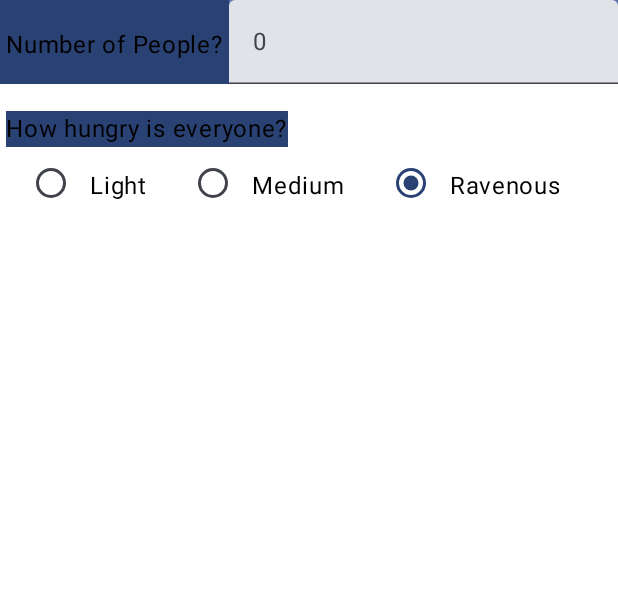
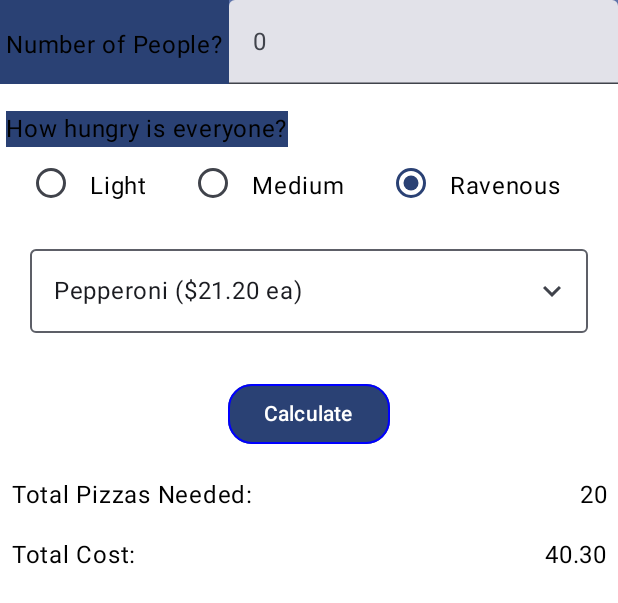
Before and after one commit to HAdamCode/CSCI448, an Android app built with Jetpack Compose: the @Preview function DefaultPreview, on a phone screen of 412 x 824 dp. Shown: the top 603 px of the screen. Run offline under Robolectric (Android 15) with nearby library versions, the phone set to English and light mode, and no system bars.

Commit message:
Model Finished

```diff
--- a/hadam_A1/app/src/main/java/com/csci448/hadam/hadam_a1/MainActivity.kt
+++ b/hadam_A1/app/src/main/java/com/csci448/hadam/hadam_a1/MainActivity.kt
@@ -11,8 +11,7 @@ import androidx.compose.material3.Text
 import androidx.compose.runtime.Composable
 import androidx.compose.ui.Modifier
 import androidx.compose.ui.tooling.preview.Preview
-import com.csci448.hadam.hadam_a1.presentation.Hunger
-import com.csci448.hadam.hadam_a1.presentation.NumPeople
+import com.csci448.hadam.hadam_a1.presentation.*
 import com.csci448.hadam.hadam_a1.ui.theme.Hadam_A1Theme
 
 class MainActivity : ComponentActivity() {
@@ -50,5 +49,9 @@ fun PizzaScreen() {
     Column {
         NumPeople()
         Hunger()
+        PizzaSelect(10)
+        CalculateButton()
+        TotalPizzas(20)
+        TotalCost(40.30)
     }
 }
--- /dev/null
+++ b/hadam_A1/app/src/main/java/com/csci448/hadam/hadam_a1/presentation/CalculateButton.kt
@@ -0,0 +1,42 @@
+package com.csci448.hadam.hadam_a1.presentation
+
+import androidx.compose.foundation.BorderStroke
+import androidx.compose.foundation.layout.*
+import androidx.compose.material3.Button
+import androidx.compose.material3.MaterialTheme
+import androidx.compose.material3.Text
+import androidx.compose.runtime.Composable
+import androidx.compose.ui.Alignment
+import androidx.compose.ui.Modifier
+import androidx.compose.ui.graphics.Color
+import androidx.compose.ui.graphics.SolidColor
+import androidx.compose.ui.tooling.preview.Preview
+import androidx.compose.ui.unit.Dp
+import androidx.compose.ui.unit.dp
+
+@Composable
+fun CalculateButton() {
+    Column (
+        modifier = Modifier
+            .fillMaxWidth(),
+        horizontalAlignment = Alignment.CenterHorizontally,
+    ) {
+//        val context = ContextAmbient.current
+        Button(
+            onClick = {null}, //Toast.makeText(this, "Test", Toast.LENGTH_LONG).show()
+            modifier = Modifier.padding(all = Dp(10F)),
+            enabled = true,
+            border = BorderStroke(width = 1.dp, brush = SolidColor(Color.Blue)),
+            shape = MaterialTheme.shapes.large,
+
+        ) {
+            Text(text = "Calculate", color = Color.White)
+        }
+    }
+}
+
+@Composable
+@Preview
+fun PreivewCalculateButton() {
+    CalculateButton()
+}
--- a/hadam_A1/app/src/main/java/com/csci448/hadam/hadam_a1/presentation/Hunger.kt
+++ b/hadam_A1/app/src/main/java/com/csci448/hadam/hadam_a1/presentation/Hunger.kt
@@ -1,6 +1,5 @@
 package com.csci448.hadam.hadam_a1.presentation
 
-import android.widget.Toast
 import androidx.compose.foundation.background
 import androidx.compose.foundation.layout.*
 import androidx.compose.foundation.selection.selectable
@@ -10,7 +9,6 @@ import androidx.compose.runtime.mutableStateOf
 import androidx.compose.ui.tooling.preview.Preview
 import androidx.compose.runtime.remember
 import androidx.compose.ui.Modifier
-import androidx.compose.ui.unit.Dp
 import androidx.compose.ui.unit.dp
 
 @OptIn(ExperimentalMaterial3Api::class)
--- a/hadam_A1/app/src/main/java/com/csci448/hadam/hadam_a1/presentation/NumPeople.kt
+++ b/hadam_A1/app/src/main/java/com/csci448/hadam/hadam_a1/presentation/NumPeople.kt
@@ -19,7 +19,7 @@ import androidx.compose.ui.unit.dp
 
 @Composable
 fun NumPeople() {
-    val inputvalue = remember { mutableStateOf(TextFieldValue()) }
+    val inputValue = remember { mutableStateOf(TextFieldValue()) }
     Row(modifier = Modifier.background(color = MaterialTheme.colorScheme.primary).fillMaxWidth()) {
         Text(
             text = "Number of People?",
@@ -27,8 +27,8 @@ fun NumPeople() {
                 .background(color = MaterialTheme.colorScheme.primary)
         )
         TextField(
-            value = inputvalue.value,
-            onValueChange = { inputvalue.value = it },
+            value = inputValue.value,
+            onValueChange = { inputValue.value = it },
             placeholder = {Text(text = "0")},
             keyboardOptions = KeyboardOptions(keyboardType = KeyboardType.Number),
             maxLines = 1,
--- a/hadam_A1/app/src/main/java/com/csci448/hadam/hadam_a1/presentation/PizzaSelect.kt
+++ b/hadam_A1/app/src/main/java/com/csci448/hadam/hadam_a1/presentation/PizzaSelect.kt
@@ -1,16 +1,74 @@
 package com.csci448.hadam.hadam_a1.presentation
 
-import androidx.compose.material3.Scaffold
-import androidx.compose.runtime.Composable
+import android.annotation.SuppressLint
+import androidx.compose.foundation.clickable
+import androidx.compose.foundation.layout.Column
+import androidx.compose.foundation.layout.fillMaxWidth
+import androidx.compose.foundation.layout.padding
+import androidx.compose.foundation.layout.width
+import androidx.compose.material.icons.Icons
+import androidx.compose.material.icons.filled.KeyboardArrowDown
+import androidx.compose.material.icons.filled.KeyboardArrowUp
+import androidx.compose.material3.*
+import androidx.compose.runtime.*
+import androidx.compose.ui.Modifier
+import androidx.compose.ui.geometry.Size
+import androidx.compose.ui.layout.onGloballyPositioned
+import androidx.compose.ui.platform.LocalDensity
 import androidx.compose.ui.tooling.preview.Preview
+import androidx.compose.ui.unit.dp
+import androidx.compose.ui.unit.toSize
+import com.csci448.hadam.hadam_a1.data.PizzaRepo
 
 @Composable
-fun PizzaSelect() {
+fun PizzaSelect(numSlices: Int) {
+    var totalPrice = "%.2f".format(numSlices * PizzaRepo.pizzas.firstOrNull()!!.costPerPie)
+    var mExpanded by remember { mutableStateOf(false) }
+    val mPizzas = PizzaRepo.pizzas
+    var selectedPizza by remember { mutableStateOf(
+        "${PizzaRepo.pizzas.firstOrNull()!!.name} " +
+                "($${totalPrice} ea)")}
+    var mTextFieldSize by remember { mutableStateOf(Size.Zero)}
+    val icon = if (mExpanded)
+        Icons.Filled.KeyboardArrowUp
+    else
+        Icons.Filled.KeyboardArrowDown
 
+    Column(Modifier.padding(20.dp)) {
+        OutlinedTextField(
+            value = selectedPizza,
+            onValueChange = { selectedPizza = it },
+            modifier = Modifier
+                .fillMaxWidth()
+                .onGloballyPositioned { coordinates ->
+                    mTextFieldSize = coordinates.size.toSize()
+                },
+            trailingIcon = {
+                Icon(icon,"contentDescription",
+                    Modifier.clickable { mExpanded = !mExpanded })
+            },
+        )
+        DropdownMenu(
+            expanded = mExpanded,
+            onDismissRequest = { mExpanded = false },
+            modifier = Modifier
+                .width(with(LocalDensity.current){mTextFieldSize.width.toDp()})
+        ) {
+            mPizzas.forEach { label ->
+                DropdownMenuItem(text = { Text(text = "${label.name} " +
+                        "($${"%.2f".format(label.costPerPie * numSlices)} ea)") },
+                    onClick = {
+                    selectedPizza = "${label.name} " +
+                            "($${"%.2f".format(label.costPerPie * numSlices)} ea)"
+                    mExpanded = false
+                })
+            }
+        }
+    }
 }
 
 @Composable
 @Preview
 fun PreviewPizzaSelect() {
-    PizzaSelect()
+    PizzaSelect(10)
 }
--- /dev/null
+++ b/hadam_A1/app/src/main/java/com/csci448/hadam/hadam_a1/presentation/TotalCost.kt
@@ -0,0 +1,33 @@
+package com.csci448.hadam.hadam_a1.presentation
+
+import androidx.compose.foundation.layout.Row
+import androidx.compose.foundation.layout.fillMaxWidth
+import androidx.compose.foundation.layout.padding
+import androidx.compose.material3.Text
+import androidx.compose.runtime.Composable
+import androidx.compose.ui.Modifier
+import androidx.compose.ui.text.style.TextAlign
+import androidx.compose.ui.tooling.preview.Preview
+import androidx.compose.ui.unit.dp
+
+@Composable
+fun TotalCost(totalCost: Double) {
+    var total = "%.2f".format(totalCost)
+    Row(modifier = Modifier
+        .fillMaxWidth()
+        .padding(top = 8.dp, bottom = 8.dp))
+    {
+        Text(text = "Total Cost:",
+            Modifier.padding(start = 8.dp))
+        Text(text = ("%.2f".format(totalCost)),
+            textAlign = TextAlign.Right,
+            modifier = Modifier.fillMaxWidth()
+                .padding(end = 8.dp))
+    }
+}
+
+@Composable
+@Preview
+fun PreviewTotalCost() {
+    TotalCost(40.20)
+}
--- /dev/null
+++ b/hadam_A1/app/src/main/java/com/csci448/hadam/hadam_a1/presentation/TotalPizzas.kt
@@ -0,0 +1,38 @@
+package com.csci448.hadam.hadam_a1.presentation
+
+import androidx.compose.foundation.BorderStroke
+import androidx.compose.foundation.layout.*
+import androidx.compose.material3.Button
+import androidx.compose.material3.MaterialTheme
+import androidx.compose.material3.Text
+import androidx.compose.runtime.Composable
+import androidx.compose.ui.Alignment
+import androidx.compose.ui.Modifier
+import androidx.compose.ui.graphics.Color
+import androidx.compose.ui.graphics.SolidColor
+import androidx.compose.ui.text.style.TextAlign
+import androidx.compose.ui.tooling.preview.Preview
+import androidx.compose.ui.unit.Dp
+import androidx.compose.ui.unit.dp
+
+@Composable
+fun TotalPizzas(totalPizzas: Int) {
+    Row(modifier = Modifier
+        .fillMaxWidth()
+        .padding(top = 8.dp, bottom = 8.dp))
+    {
+        Text(text = "Total Pizzas Needed:",
+        Modifier.padding(start = 8.dp))
+        Text(text = totalPizzas.toString(),
+            textAlign = TextAlign.Right,
+            modifier = Modifier.fillMaxWidth()
+                .padding(end = 8.dp))
+    }
+}
+
+
+@Composable
+@Preview
+fun PreviewTotalPizzas() {
+    TotalPizzas(20)
+}
```
